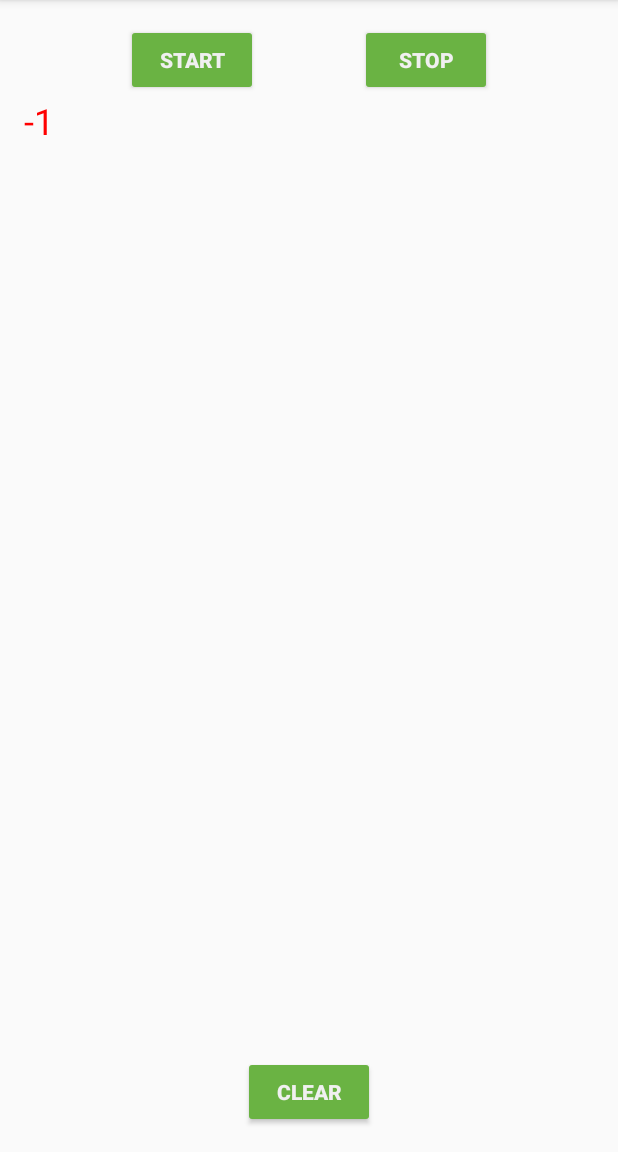
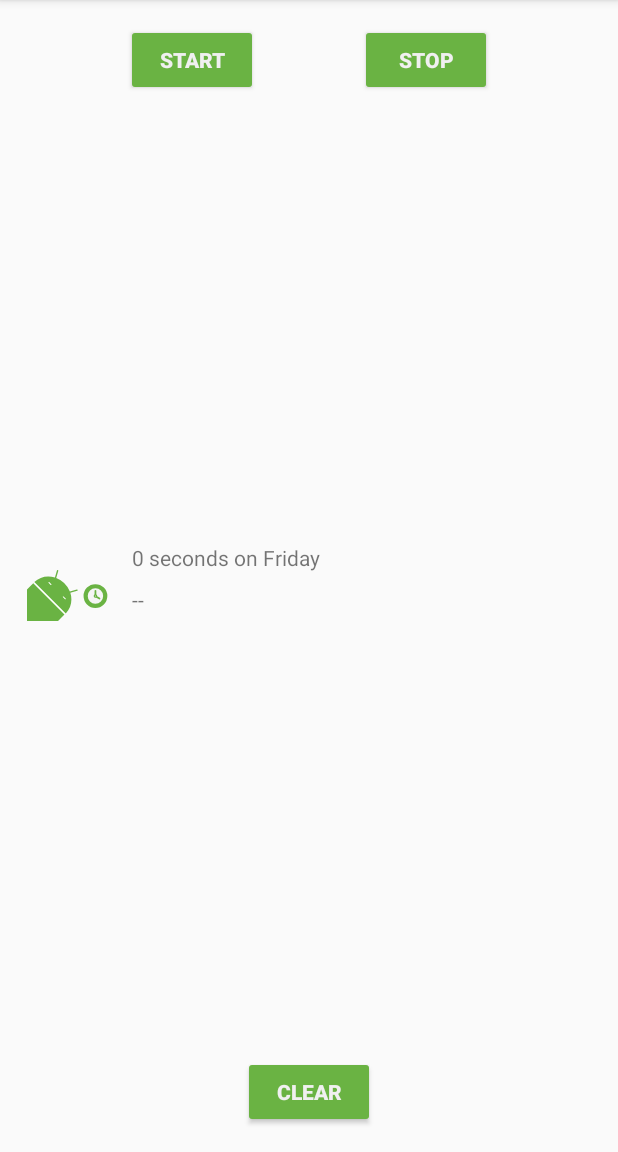
Before and after one commit to KlawitChanyut/07.1-RecyclerViewFundamentals, an Android app: the screen it shows after launch (MainActivity), after a tap on "START", on a phone screen of 412 x 824 dp, the part 84-1236 px from its top. Run offline under Robolectric (Android 15) with nearby library versions, the phone set to English and light mode, and no system bars; our stand-ins replace Room's generated code, data binding; Roboto replaces fonts that are not available here; 3 statements that could not run were skipped.

Commit message:
Task 6 Imporve your code

```diff
--- a/app/src/main/java/com/example/android/trackmysleepquality/Util.kt
+++ b/app/src/main/java/com/example/android/trackmysleepquality/Util.kt
@@ -25,32 +25,33 @@ import android.widget.TextView
 import androidx.recyclerview.widget.RecyclerView
 import com.example.android.trackmysleepquality.database.SleepNight
 import java.text.SimpleDateFormat
+import java.util.*
+import java.util.concurrent.TimeUnit
+
 //import java.util.concurrent.TimeUnit
 //import java.util.*
 
-class TextItemViewHolder(val textView: TextView): RecyclerView.ViewHolder(textView)
-//private val ONE_MINUTE_MILLIS = TimeUnit.MILLISECONDS.convert(1, TimeUnit.MINUTES)
-//private val ONE_HOUR_MILLIS = TimeUnit.MILLISECONDS.convert(1, TimeUnit.HOURS)
+private val ONE_MINUTE_MILLIS = TimeUnit.MILLISECONDS.convert(1, TimeUnit.MINUTES)
+private val ONE_HOUR_MILLIS = TimeUnit.MILLISECONDS.convert(1, TimeUnit.HOURS)
 
-//fun convertDurationToFormatted(startTimeMilli: Long, endTimeMilli: Long, res: Resources): String {
-//    val durationMilli = endTimeMilli - startTimeMilli
-//    val weekdayString = SimpleDateFormat("EEEE", Locale.getDefault()).format(startTimeMilli)
-//    return when {
-//        durationMilli < ONE_MINUTE_MILLIS -> {
-//            val seconds = TimeUnit.SECONDS.convert(durationMilli, TimeUnit.MILLISECONDS)
-//            res.getString(R.string.seconds_length, seconds, weekdayString)
-//        }
-//        durationMilli < ONE_HOUR_MILLIS -> {
-//            val minutes = TimeUnit.MINUTES.convert(durationMilli, TimeUnit.MILLISECONDS)
-//            res.getString(R.string.minutes_length, minutes, weekdayString)
-//        }
-//        else -> {
-//            val hours = TimeUnit.HOURS.convert(durationMilli, TimeUnit.MILLISECONDS)
-//            res.getString(R.string.hours_length, hours, weekdayString)
-//        }
-//    }
-//}
-
+fun convertDurationToFormatted(startTimeMilli: Long, endTimeMilli: Long, res: Resources): String {
+    val durationMilli = endTimeMilli - startTimeMilli
+    val weekdayString = SimpleDateFormat("EEEE", Locale.getDefault()).format(startTimeMilli)
+    return when {
+        durationMilli < ONE_MINUTE_MILLIS -> {
+            val seconds = TimeUnit.SECONDS.convert(durationMilli, TimeUnit.MILLISECONDS)
+            res.getString(R.string.seconds_length, seconds, weekdayString)
+        }
+        durationMilli < ONE_HOUR_MILLIS -> {
+            val minutes = TimeUnit.MINUTES.convert(durationMilli, TimeUnit.MILLISECONDS)
+            res.getString(R.string.minutes_length, minutes, weekdayString)
+        }
+        else -> {
+            val hours = TimeUnit.HOURS.convert(durationMilli, TimeUnit.MILLISECONDS)
+            res.getString(R.string.hours_length, hours, weekdayString)
+        }
+    }
+}
 
 
 /**
--- a/app/src/main/java/com/example/android/trackmysleepquality/sleeptracker/SleepNightAdapter.kt
+++ b/app/src/main/java/com/example/android/trackmysleepquality/sleeptracker/SleepNightAdapter.kt
@@ -8,17 +8,11 @@ import android.widget.ImageView
 import android.widget.TextView
 import androidx.recyclerview.widget.RecyclerView
 import com.example.android.trackmysleepquality.R
-import com.example.android.trackmysleepquality.TextItemViewHolder
+import com.example.android.trackmysleepquality.convertDurationToFormatted
+import com.example.android.trackmysleepquality.convertNumericQualityToString
 import com.example.android.trackmysleepquality.database.SleepNight
 
-class SleepNightAdapter : RecyclerView.Adapter<TextItemViewHolder>() {
-
-    class ViewHolder(itemView: View) : RecyclerView.ViewHolder(itemView){
-
-        val sleepLength: TextView = itemView.findViewById(R.id.sleep_length)
-        val quality: TextView = itemView.findViewById(R.id.quality_string)
-        val qualityImage: ImageView = itemView.findViewById(R.id.quality_image)
-    }
+class SleepNightAdapter : RecyclerView.Adapter<SleepNightAdapter.ViewHolder>() {
 
     var data = listOf<SleepNight>()
         set(value) {
@@ -28,21 +22,44 @@ class SleepNightAdapter : RecyclerView.Adapter<TextItemViewHolder>() {
 
     override fun getItemCount() = data.size
 
-    override fun onBindViewHolder(holder: TextItemViewHolder, position: Int) {
+    override fun onBindViewHolder(holder: ViewHolder, position: Int) {
         val item = data[position]
-        holder.textView.text = item.sleepQuality.toString()
-        if (item.sleepQuality <= 1) {
-            holder.textView.setTextColor(Color.RED) // red
-        } else {
-            // reset
-            holder.textView.setTextColor(Color.BLACK) // black
+        holder.bind(item)
+    }
+
+
+    override fun onCreateViewHolder(parent: ViewGroup, viewType: Int): ViewHolder {
+        return ViewHolder.from(parent)
+    }
+
+    class ViewHolder private constructor(itemView: View) : RecyclerView.ViewHolder(itemView){
+        val sleepLength: TextView = itemView.findViewById(R.id.sleep_length)
+        val quality: TextView = itemView.findViewById(R.id.quality_string)
+        val qualityImage: ImageView = itemView.findViewById(R.id.quality_image)
+
+        fun bind(item: SleepNight) {
+            val res = itemView.context.resources
+            sleepLength.text = convertDurationToFormatted(item.startTimeMilli, item.endTimeMilli, res)
+            quality.text = convertNumericQualityToString(item.sleepQuality, res)
+            qualityImage.setImageResource(when (item.sleepQuality) {
+                0 -> R.drawable.ic_sleep_0
+                1 -> R.drawable.ic_sleep_1
+                2 -> R.drawable.ic_sleep_2
+                3 -> R.drawable.ic_sleep_3
+                4 -> R.drawable.ic_sleep_4
+                5 -> R.drawable.ic_sleep_5
+                else -> R.drawable.ic_sleep_active
+            })
+        }
+
+        companion object {
+            fun from(parent: ViewGroup): ViewHolder {
+                val layoutInflater = LayoutInflater.from(parent.context)
+                val view = layoutInflater
+                        .inflate(R.layout.list_item_sleep_night, parent, false)
+
+                return ViewHolder(view)
+            }
         }
     }
-
-    override fun onCreateViewHolder(parent: ViewGroup, viewType: Int): TextItemViewHolder {
-        val layoutInflater = LayoutInflater.from(parent.context)
-        val view = layoutInflater
-                .inflate(R.layout.text_item_view, parent, false) as TextView
-        return TextItemViewHolder(view)
-    }
 }
```
